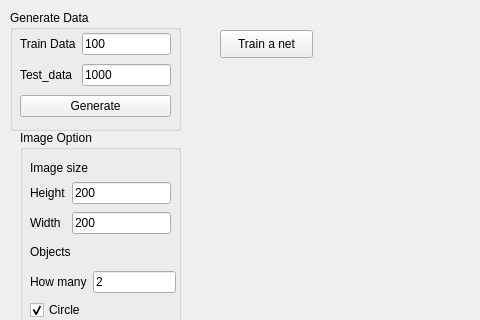
Before: the Qt Designer form main.ui in Alibhji/Paper_1_PyQT_Pytorch, drawn with Qt 5; both pictures show x 0 to 480 and y 0 to 320 of the 800 by 600 pixel window.
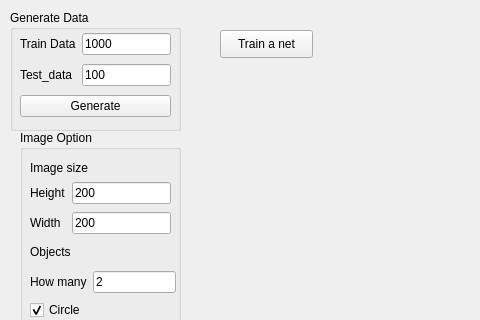
After: the same form once the commit is applied.

Diff of the .ui file:
```diff
--- a/main.ui
+++ b/main.ui
@@ -39,7 +39,7 @@
       <item row="0" column="1">
        <widget class="QLineEdit" name="lineEdit_2">
         <property name="text">
-         <string>100</string>
+         <string>1000</string>
         </property>
        </widget>
       </item>
@@ -53,7 +53,7 @@
       <item row="1" column="1">
        <widget class="QLineEdit" name="lineEdit">
         <property name="text">
-         <string>1000</string>
+         <string>100</string>
         </property>
        </widget>
       </item>
```
Left out of the diff: 4 changed lines with no effect on the pictures.
